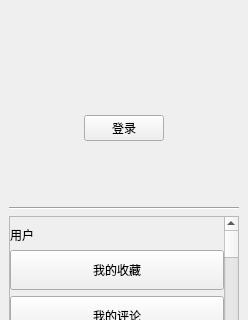
Old version of the form ui/component/ui_navigation.ui in the repository tonquer/picacg-qt; both pictures show x 0 to 248 and y 0 to 320 of the 248 by 473 pixel window.
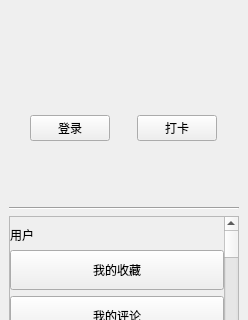
New version of the form. Icons and pictures are not drawn. Custom widgets are drawn as their Qt base class.

The edit to the form file:
```diff
--- a/ui/component/ui_navigation.ui
+++ b/ui/component/ui_navigation.ui
@@ -60,8 +60,10 @@
         </property>
        </widget>
       </item>
-      <item alignment="Qt::AlignHCenter">
-       <widget class="QPushButton" name="pushButton">
+      <item>
+       <layout class="QHBoxLayout" name="horizontalLayout_2">
+        <item>
+         <widget class="QPushButton" name="loginButton">
         <property name="sizePolicy">
          <sizepolicy hsizetype="Maximum" vsizetype="Fixed">
           <horstretch>0</horstretch>
@@ -77,6 +79,21 @@
        </widget>
       </item>
       <item>
+         <widget class="QPushButton" name="signButton">
+          <property name="sizePolicy">
+           <sizepolicy hsizetype="Maximum" vsizetype="Fixed">
+            <horstretch>0</horstretch>
+            <verstretch>0</verstretch>
+           </sizepolicy>
+          </property>
+          <property name="text">
+           <string>打卡</string>
+          </property>
+         </widget>
+        </item>
+       </layout>
+      </item>
+      <item>
        <widget class="QLabel" name="nameLabel">
         <property name="text">
          <string/>
@@ -817,17 +834,17 @@
   </layout>
  </widget>
  <customwidgets>
+  <customwidget>
+   <class>HeadLabel</class>
+   <extends>QLabel</extends>
+   <header location="global">component.label.head_label.h</header>
+  </customwidget>
   <customwidget>
    <class>SmoothScrollArea</class>
    <extends>QScrollArea</extends>
    <header location="global">component.scroll_area.smooth_scroll_area.h</header>
    <container>1</container>
   </customwidget>
-  <customwidget>
-   <class>HeadLabel</class>
-   <extends>QLabel</extends>
-   <header location="global">component.label.head_label.h</header>
-  </customwidget>
  </customwidgets>
  <resources>
   <include location="../../res/images.qrc"/>
```
Left out of the diff: 9 changed lines with no effect on the pictures. Lines whose indentation alone changed are shown as unchanged.
